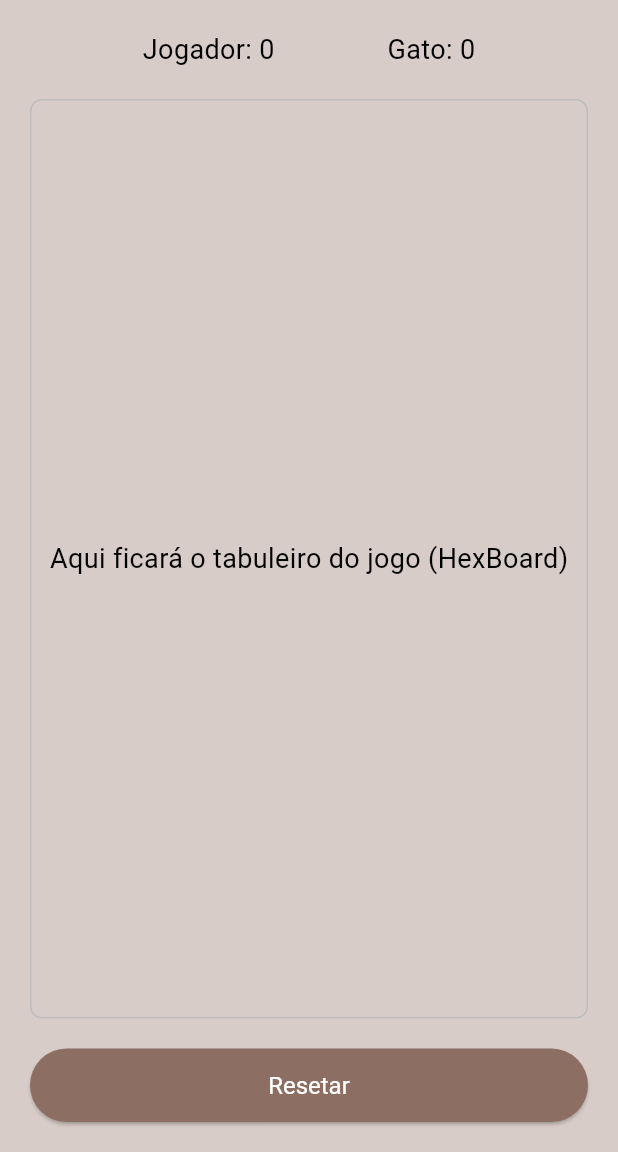
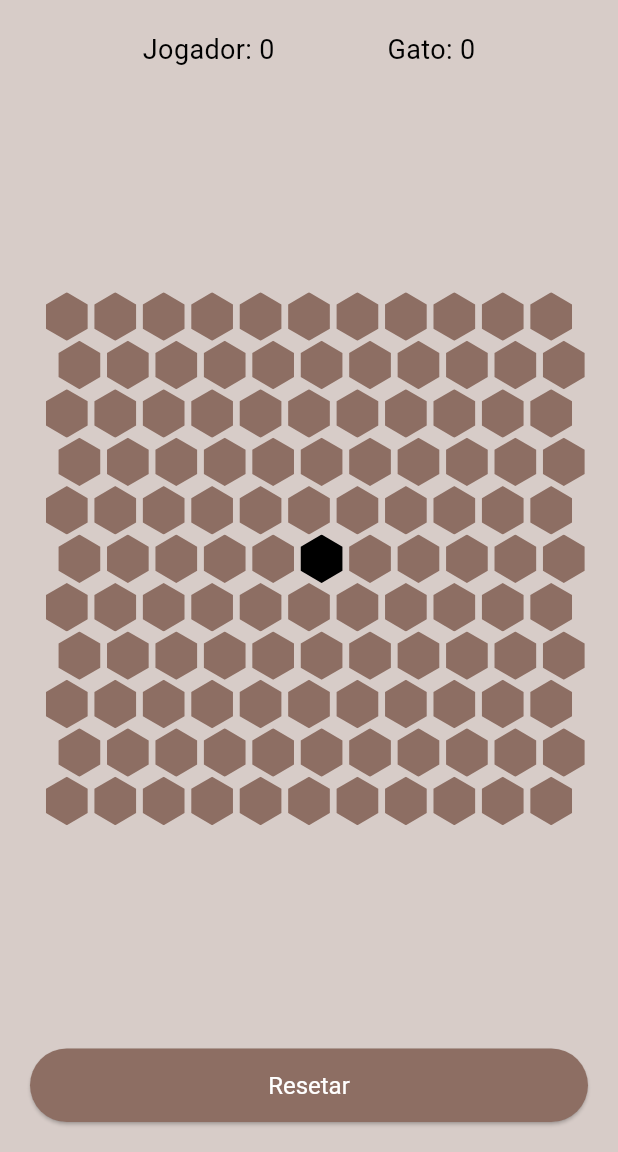
Before and after one commit to viniciusdelucena/chat_noir, a Flutter app: the screen it shows after launch, on a phone screen of 412 x 824 dp, the part 84-1236 px from its top. Run offline on Flutter 3.47's test engine with Material 3 defaults, Android fonts, the phone set to English and light mode, and no system bars.

Commit message:
git commit -m "feat(game): implementa a renderização do tabuleiro e conecta à lógica"

```diff
--- a/lib/features/game/presentation/screens/game_screen.dart
+++ b/lib/features/game/presentation/screens/game_screen.dart
@@ -1,76 +1,55 @@
+// lib/features/game/presentation/screens/game_screen.dart
+
+import 'package:chat_noir/features/game/logic/game_logic.dart';
+import 'package:chat_noir/features/game/presentation/widgets/hex_board.dart';
 import 'package:flutter/material.dart';
-
-// Mais tarde, importaremos seus outros widgets, como o HexBoard.
-// import 'package:chat_noir/features/game/presentation/widgets/hex_board.dart';
+import 'package:provider/provider.dart';
 
 class GameScreen extends StatelessWidget {
   const GameScreen({super.key});
 
   @override
   Widget build(BuildContext context) {
-    // O Scaffold é a estrutura base de uma tela no Flutter.
-    // Pense nele como a tag <body> que contém tudo.
     return Scaffold(
-      // A AppBar é a barra no topo da tela, um ótimo lugar para o título.
-      // É aqui que colocamos o seu <h1>Chat Noir</h1>.
       appBar: AppBar(
         title: const Text('Chat Noir'),
-        // O centerTitle foi movido para o appTheme em lib/core/theme.dart
-        // mas podemos mantê-lo aqui se quisermos sobrescrever o tema.
       ),
-      // O `body` conterá todo o nosso conteúdo principal.
-      // Envolvemos o corpo com `SafeArea` para evitar que a interface do
-      // sistema (como a barra de navegação inferior) sobreponha nosso app.
       body: SafeArea(
         child: Padding(
-          // Adiciona um espaçamento interno em todas as bordas da tela,
-          // traduzindo o 'padding: 20px' do seu CSS.
           padding: const EdgeInsets.all(20.0),
-          // Usamos uma `Column` para empilhar os widgets verticalmente.
           child: Column(
-            // Alinha os filhos da coluna para esticar e preencher a largura.
             crossAxisAlignment: CrossAxisAlignment.stretch,
             children: [
-              // Esta `Row` representa a <div id="scoreboard">.
-              // Usamos uma `Row` para colocar os dois placares lado a lado.
-              const Row(
-                // Distribui o espaço igualmente entre os widgets do placar.
-                mainAxisAlignment: MainAxisAlignment.spaceEvenly,
-                children: [
-                  // Corresponde a <span>Jogador: <span id="player-score">0</span></span>
-                  // O estilo de texto agora é herdado do appTheme.
-                  Text('Jogador: 0'),
-                  // Corresponde a <span>Gato: <span id="cpu-score">0</span></span>
-                  Text('Gato: 0'),
-                ],
+              // Usamos um Consumer aqui para que o placar se atualize
+              // automaticamente quando os valores mudarem na GameLogic.
+              Consumer<GameLogic>(
+                builder: (context, game, child) {
+                  return Row(
+                    mainAxisAlignment: MainAxisAlignment.spaceEvenly,
+                    children: [
+                      Text('Jogador: ${game.playerScore}'),
+                      Text('Gato: ${game.cpuScore}'),
+                    ],
+                  );
+                },
               ),
 
-              // Um espaço vertical entre o placar e o tabuleiro.
               const SizedBox(height: 20),
 
-              // Este `Expanded` com `Container` é um placeholder para a <div id="game-board">.
-              // O `Expanded` faz com que este widget ocupe todo o espaço vertical disponível.
-              // Futuramente, vamos substituí-lo pelo seu widget `HexBoard`.
-              Expanded(
-                child: Container(
-                  alignment: Alignment.center,
-                  decoration: BoxDecoration(
-                    border: Border.all(color: Colors.grey.shade400),
-                    borderRadius: BorderRadius.circular(8),
-                  ),
-                  child: const Text('Aqui ficará o tabuleiro do jogo (HexBoard)'),
+              // Substituímos o placeholder pelo nosso widget HexBoard!
+              const Expanded(
+                child: Center( // Center para centralizar o FittedBox
+                  child: HexBoard(),
                 ),
               ),
 
-              // Um espaço vertical entre o tabuleiro e o botão.
               const SizedBox(height: 20),
 
-              // Este `ElevatedButton` corresponde ao seu <button onclick="resetGame()">.
-              // A propriedade `onPressed` é onde a lógica de `resetGame()` irá entrar.
               ElevatedButton(
                 onPressed: () {
-                  // A lógica do botão será implementada no Passo 3.
-                  print('Botão Resetar pressionado!');
+                  // Acessamos a GameLogic para chamar a função de reset.
+                  // O `read` é usado para chamar uma função sem ouvir por mudanças.
+                  context.read<GameLogic>().resetGame();
                 },
                 child: const Text('Resetar'),
               ),
--- a/lib/features/game/presentation/widgets/hex_board.dart
+++ b/lib/features/game/presentation/widgets/hex_board.dart
@@ -0,0 +1,49 @@
+// lib/features/game/presentation/widgets/hex_board.dart
+
+import 'package:chat_noir/features/game/logic/game_logic.dart';
+import 'package:chat_noir/features/game/presentation/widgets/hex_cell.dart';
+import 'package:flutter/material.dart';
+import 'package:provider/provider.dart';
+
+class HexBoard extends StatelessWidget {
+  const HexBoard({super.key});
+
+  @override
+  Widget build(BuildContext context) {
+    // Usamos `Consumer` para acessar a `GameLogic` e reconstruir o widget
+    // sempre que `notifyListeners()` for chamado.
+    return Consumer<GameLogic>(
+      builder: (context, game, child) {
+        // O `FittedBox` garante que o tabuleiro se ajuste ao espaço disponível,
+        // encolhendo se necessário, mas mantendo a proporção.
+        return FittedBox(
+          child: Column(
+            // Este `Column` representa o `<div id="game-board">`
+            mainAxisSize: MainAxisSize.min,
+            children: List.generate(game.board.length, (r) {
+              final row = game.board[r];
+              // Este `Row` representa o `<div class="row">`
+              return Padding(
+                // Aqui aplicamos o deslocamento para as linhas ímpares,
+                // traduzindo a classe CSS `.row.offset`.
+                padding: EdgeInsets.only(left: r % 2 != 0 ? 26.0 : 0.0),
+                child: Row(
+                  children: List.generate(row.length, (c) {
+                    final cell = row[c];
+                    return HexCell(
+                      cell: cell,
+                      onTap: () {
+                        // Ação de clique será implementada depois.
+                        print('Clicou na célula (${cell.row}, ${cell.col})');
+                      },
+                    );
+                  }),
+                ),
+              );
+            }),
+          ),
+        );
+      },
+    );
+  }
+}
--- a/lib/features/game/presentation/widgets/hex_cell.dart
+++ b/lib/features/game/presentation/widgets/hex_cell.dart
@@ -0,0 +1,48 @@
+// lib/features/game/presentation/widgets/hex_cell.dart
+
+import 'package:chat_noir/core/styles/colors.dart';
+import 'package:chat_noir/features/game/data/cell_model.dart';
+import 'package:chat_noir/features/game/presentation/widgets/hex_clipper.dart';
+import 'package:flutter/material.dart';
+
+class HexCell extends StatelessWidget {
+  final CellModel cell;
+  final VoidCallback onTap; // Função a ser chamada no clique
+
+  const HexCell({
+    super.key,
+    required this.cell,
+    required this.onTap,
+  });
+
+  // Esta função escolhe a cor correta baseada no estado da célula.
+  // É a tradução das suas classes CSS: .cell, .cell.blocked, .cell.cat
+  Color _getColorForState(CellState state) {
+    switch (state) {
+      case CellState.empty:
+        return AppColors.cell; // Cor padrão
+      case CellState.blocked:
+        return AppColors.cellBlocked; // Cor quando bloqueada
+      case CellState.cat:
+        return AppColors.cat; // Cor quando o gato está aqui
+    }
+  }
+
+  @override
+  Widget build(BuildContext context) {
+    // GestureDetector detecta toques, como o `onclick` do JavaScript.
+    return GestureDetector(
+      onTap: onTap,
+      child: ClipPath(
+        clipper: HexClipper(), // Usa o recortador que criamos
+        child: Container(
+          // Define a cor baseada no estado da célula
+          color: _getColorForState(cell.state),
+          // O tamanho da célula, vindo do seu CSS: width: 50px, height: 50px
+          width: 50,
+          height: 50,
+        ),
+      ),
+    );
+  }
+}
--- /dev/null
+++ b/lib/features/game/presentation/widgets/hex_clipper.dart
@@ -0,0 +1,26 @@
+// lib/features/game/presentation/widgets/hex_clipper.dart
+
+import 'package:flutter/material.dart';
+
+// Esta classe define a forma de hexágono que será usada para recortar nosso widget.
+// É a tradução direta da propriedade `clip-path` do seu CSS.
+class HexClipper extends CustomClipper<Path> {
+  @override
+  Path getClip(Size size) {
+    final path = Path();
+    // Move o cursor para o ponto inicial (topo central)
+    path.moveTo(size.width * 0.50, 0);
+    // Desenha as linhas para os outros 5 pontos do hexágono
+    path.lineTo(size.width * 0.93, size.height * 0.25);
+    path.lineTo(size.width * 0.93, size.height * 0.75);
+    path.lineTo(size.width * 0.50, size.height * 1.00);
+    path.lineTo(size.width * 0.07, size.height * 0.75);
+    path.lineTo(size.width * 0.07, size.height * 0.25);
+    // Fecha o caminho, conectando o último ponto ao primeiro
+    path.close();
+    return path;
+  }
+
+  @override
+  bool shouldReclip(CustomClipper<Path> oldClipper) => false;
+}
--- a/lib/main.dart
+++ b/lib/main.dart
@@ -1,8 +1,10 @@
 // lib/main.dart
 
-import 'package:chat_noir/core/theme.dart'; // Importe o tema
+import 'package:chat_noir/core/theme.dart';
+import 'package:chat_noir/features/game/logic/game_logic.dart';
 import 'package:chat_noir/features/game/presentation/screens/game_screen.dart';
 import 'package:flutter/material.dart';
+import 'package:provider/provider.dart'; // 1. Importe o provider
 
 void main() {
   runApp(const MyApp());
@@ -13,11 +15,17 @@ class MyApp extends StatelessWidget {
 
   @override
   Widget build(BuildContext context) {
-    return MaterialApp(
-      title: 'Chat Noir',
-      debugShowCheckedModeBanner: false, // Remove a faixa "Debug"
-      theme: appTheme, // <<< APLIQUE O TEMA AQUI
-      home: const GameScreen(),
+    // 2. Envolva o MaterialApp com o ChangeNotifierProvider
+    return ChangeNotifierProvider(
+      // 3. Crie a instância da sua GameLogic.
+      //    Agora, qualquer widget dentro do app pode acessar esta instância.
+      create: (context) => GameLogic(),
+      child: MaterialApp(
+        title: 'Chat Noir',
+        debugShowCheckedModeBanner: false,
+        theme: appTheme,
+        home: const GameScreen(),
+      ),
     );
   }
 }
--- a/pubspec.yaml
+++ b/pubspec.yaml
@@ -13,6 +13,8 @@ dependencies:
 dev_dependencies:
   flutter_test:
     sdk: flutter
+
+  provider: ^6.1.2
   flutter_lints: ^5.0.0
 
 flutter:
```
Also changed, not shown: pubspec.lock.
